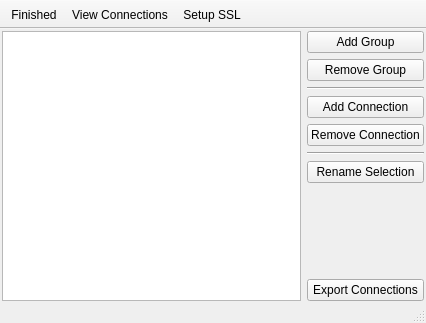
Old version of the form src-qt5/gui_client/C_Manager.ui in the repository trueos/sysadm-ui-qt.
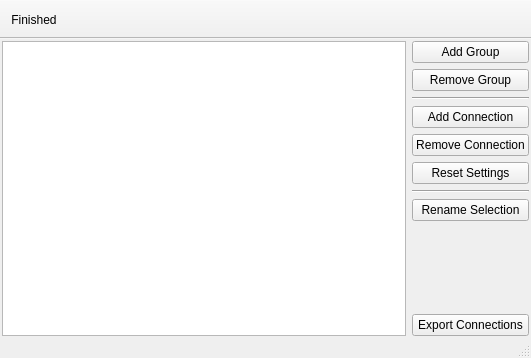
New version of the form. The open tabs and pages were chosen to show the change. Icons and pictures are not drawn.

Commit message: Update the connection auth system a bit: 1) Add notifications about when a core is still attempting to connect to a server (tray/object) 2) Add support to reset the connection info for a particular host in the connection manager. This will prevent the client from attempting to use an invalid SSL setup more than once, and alert the user that the auth information needs to be updated.

Diff of the .ui file:
```diff
--- a/src-qt5/gui_client/C_Manager.ui
+++ b/src-qt5/gui_client/C_Manager.ui
@@ -6,8 +6,8 @@
    <rect>
     <x>0</x>
     <y>0</y>
-    <width>426</width>
-    <height>323</height>
+    <width>531</width>
+    <height>358</height>
    </rect>
   </property>
   <property name="minimumSize">
@@ -129,6 +129,17 @@
             </property>
            </widget>
           </item>
+          <item>
+           <widget class="QPushButton" name="push_conn_reset">
+            <property name="text">
+             <string>Reset Settings</string>
+            </property>
+            <property name="icon">
+             <iconset resource="../icons/icons.qrc">
+              <normaloff>:/icons/black/sync-circled.svg</normaloff>:/icons/black/sync-circled.svg</iconset>
+            </property>
+           </widget>
+          </item>
           <item>
            <widget class="Line" name="line_2">
             <property name="orientation">
@@ -411,6 +422,12 @@
      <normaloff>:/icons/black/globe.svg</normaloff>:/icons/black/globe.svg</iconset>
    </property>
    <property name="text">
+    <string/>
+   </property>
+   <property name="toolTip">
+    <string>View Connections</string>
+   </property>
+   <property name="statusTip">
     <string>View Connections</string>
    </property>
   </action>
@@ -423,6 +440,15 @@
      <normaloff>:/icons/black/lock.svg</normaloff>:/icons/black/lock.svg</iconset>
    </property>
    <property name="text">
+    <string/>
+   </property>
+   <property name="iconText">
+    <string/>
+   </property>
+   <property name="toolTip">
+    <string>Setup SSL</string>
+   </property>
+   <property name="statusTip">
     <string>Setup SSL</string>
    </property>
   </action>
```
Left out of the diff: 8 changed lines with no effect on the pictures. The commit also changes 11 other files.
